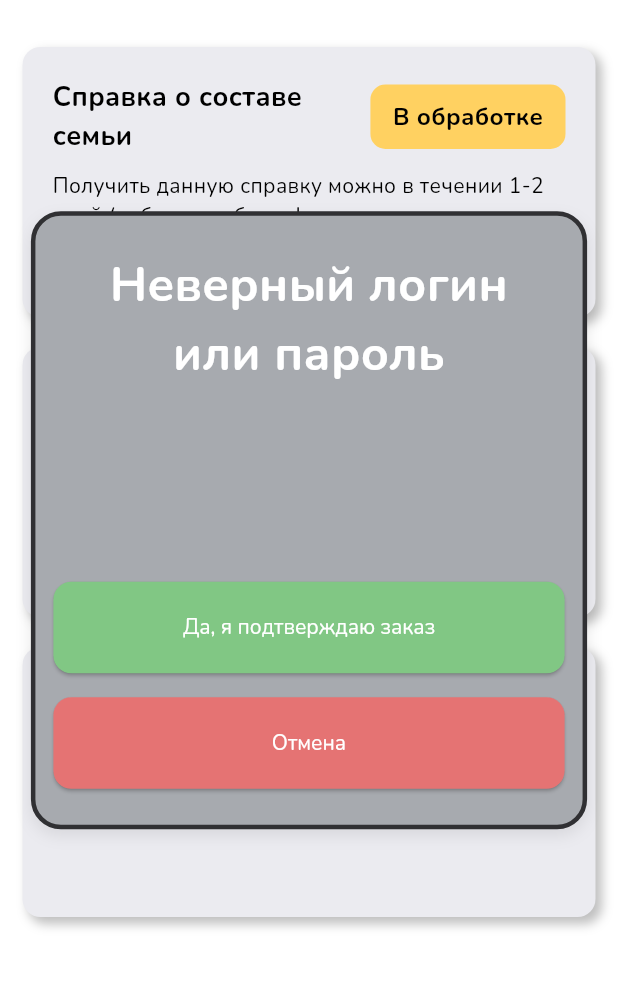
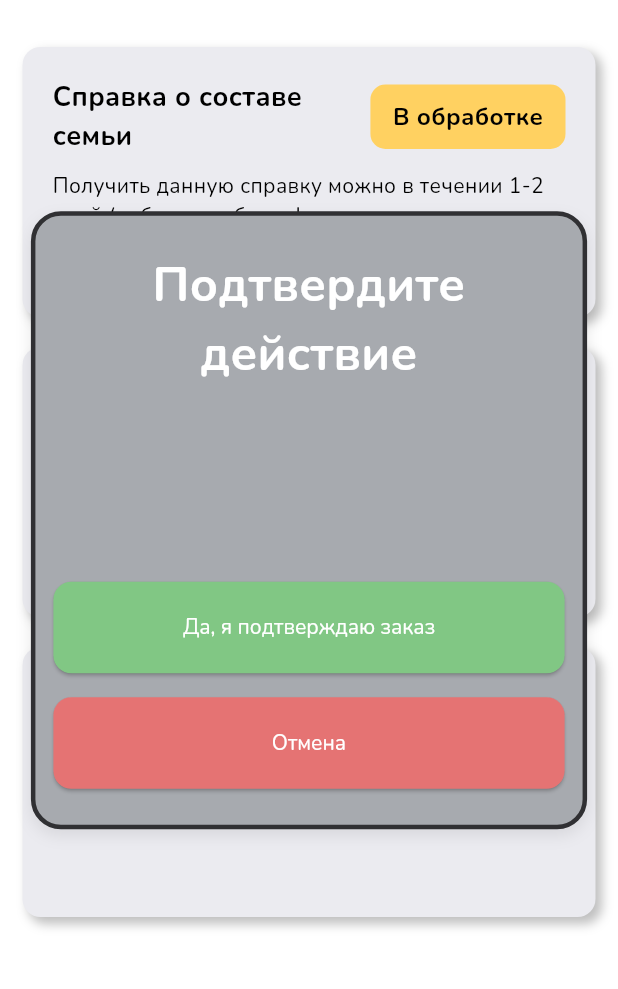
Before and after one commit to IceUnite/vas_app, a Flutter app: the HistoryPage screen opened directly, after a tap on "Справка о составе семьи", on a phone screen of 412 x 824 dp, the part 67-1056 px from its top. Run offline on Flutter 3.47's test engine with Material 3 defaults, Android fonts, the phone set to English and light mode, and no system bars; our stand-ins replace bloc, bot_toast, dio, equatable, flutter_bloc, flutter_staggered_animations and 6 more; accounts and stored records are empty.

Commit message:
add alert

```diff
--- a/lib/core/errors/bot_toast.dart
+++ b/lib/core/errors/bot_toast.dart
@@ -1,5 +1,4 @@
 import 'package:bot_toast/bot_toast.dart';
-import 'package:flutter/cupertino.dart';
 import 'package:flutter/material.dart';
 import 'package:injectable/injectable.dart';
 import 'package:vas_app/core/widgets/toasts_and_alerts/confirm_alert.dart';
@@ -14,13 +13,11 @@ class BotToastDi {
       BotToast.showCustomNotification(
         duration: Duration(seconds: 10),
         align: const Alignment(0, 0.94),
-        wrapToastAnimation: (controller, cancel, Widget child) =>
-            CustomAnimationWidget(
+        wrapToastAnimation: (controller, cancel, Widget child) => CustomAnimationWidget(
           controller: controller,
           child: child,
         ),
-        toastBuilder: (cancelFunc) =>
-            ErrorToast(
+        toastBuilder: (cancelFunc) => ErrorToast(
           onCancel: cancelFunc,
           label: title,
           icon: icon,
@@ -38,21 +35,15 @@ class BotToastDi {
     BotToast.showCustomNotification(
       duration: Duration(hours: 5),
       align: const Alignment(0, 0),
-      wrapToastAnimation: (controller, cancel, Widget child) =>
-          Stack(
+      wrapToastAnimation: (controller, cancel, Widget child) => Stack(
+        alignment: AlignmentDirectional.center,
         children: [
           GestureDetector(
             onTap: cancel, // Закрывает при нажатии на фон
             child: Container(
-                  width: MediaQuery
-                      .of(context)
-                      .size
-                      .width,
-                  height: MediaQuery
-                      .of(context)
-                      .size
-                      .height,
-                  color: Colors.black.withOpacity(0.5), // Полупрозрачный черный фон
+              width: MediaQuery.of(context).size.width,
+              height: MediaQuery.of(context).size.height,
+              color: Colors.white.withOpacity(0.7), // Полупрозрачный черный фон
             ),
           ),
           CustomAnimationWidget(
@@ -61,8 +52,7 @@ class BotToastDi {
           ),
         ],
       ),
-      toastBuilder: (cancelFunc) =>
-          ConfirmAlert(
+      toastBuilder: (cancelFunc) => ConfirmAlert(
         onCancel: cancelFunc,
         onConfirm: onConfirm,
         icon: icon,
--- a/lib/core/theme/app_theme.dart
+++ b/lib/core/theme/app_theme.dart
@@ -27,10 +27,10 @@ class Themes {
     ),
     appBarTheme: const AppBarTheme(
       elevation: 0,
-      systemOverlayStyle: SystemUiOverlayStyle(
-        statusBarColor: Colors.transparent, // Прозрачный статус-бар
-        statusBarIconBrightness: Brightness.dark, // Темные значки
-      ),
+      // systemOverlayStyle: SystemUiOverlayStyle(
+        // statusBarColor: Colors.transparent, // Прозрачный статус-бар
+        // statusBarIconBrightness: Brightness.dark, // Темные значки
+      // ),
       backgroundColor: AppColors.white,
       shadowColor: AppColors.white,
       centerTitle: true,
@@ -83,10 +83,10 @@ class Themes {
     ),
     appBarTheme: const AppBarTheme(
       elevation: 0,
-      systemOverlayStyle: SystemUiOverlayStyle(
-        statusBarColor: AppColors.black, // Черный статус-бар
-        statusBarIconBrightness: Brightness.light, // Светлые значки
-      ),
+      // systemOverlayStyle: SystemUiOverlayStyle(
+      //   statusBarColor: AppColors.black, // Черный статус-бар
+      //   statusBarIconBrightness: Brightness.light, // Светлые значки
+      // ),
       backgroundColor: AppColors.black,
       shadowColor: AppColors.black,
       centerTitle: true,
--- a/lib/core/widgets/order_ticket_widget.dart
+++ b/lib/core/widgets/order_ticket_widget.dart
@@ -55,7 +55,7 @@ class OrderTicketWidget extends StatelessWidget {
         onTap: () {
           GetIt.I<BotToastDi>().showConfirmDialog(
             icon: null,
-            title: "Неверный логин или пароль",
+            title: "Подтвердите действие",
             onConfirm: () {},
             subTitle: 'subTitle', context: context,
           );
--- a/lib/feature/app/routing/scaffold_with_nav_bar.dart
+++ b/lib/feature/app/routing/scaffold_with_nav_bar.dart
@@ -82,6 +82,7 @@ class _ScaffoldWithNavBarState extends State<ScaffoldWithNavBar>
                     opacity: _appRouteSingleTone.showValue,
                     duration: const Duration(milliseconds: 300),
                     child: Container(
+
                       decoration: const BoxDecoration(
                         boxShadow: [
                           BoxShadow(
@@ -90,7 +91,7 @@ class _ScaffoldWithNavBarState extends State<ScaffoldWithNavBar>
                             blurRadius: 14,
                           )
                         ],
-                        color: Colors.white,
+                        color: Colors.blue,
                         borderRadius: BorderRadius.only(
                           topRight: Radius.circular(10),
                           topLeft: Radius.circular(10),
--- a/lib/feature/app/routing/scaffold_with_nav_bar_item.dart
+++ b/lib/feature/app/routing/scaffold_with_nav_bar_item.dart
@@ -8,10 +8,12 @@ class ScaffoldWithNavBarTabItem extends BottomNavigationBarItem {
     Widget? iconActive,
     required Widget icon,
     String? label,
+    // Color? backgroundColor,
   }) : super(
           icon: icon,
           label: label,
           activeIcon: iconActive,
+    // backgroundColor: backgroundColor,
         );
 
   /// The initial location/path
```
Also changed, not shown: lib/feature/app/app.dart (+0 -8 lines), lib/feature/history_page/presentation/pages/historia_page.dart (+4 -7 lines). Lines whose indentation alone changed are shown as unchanged.
